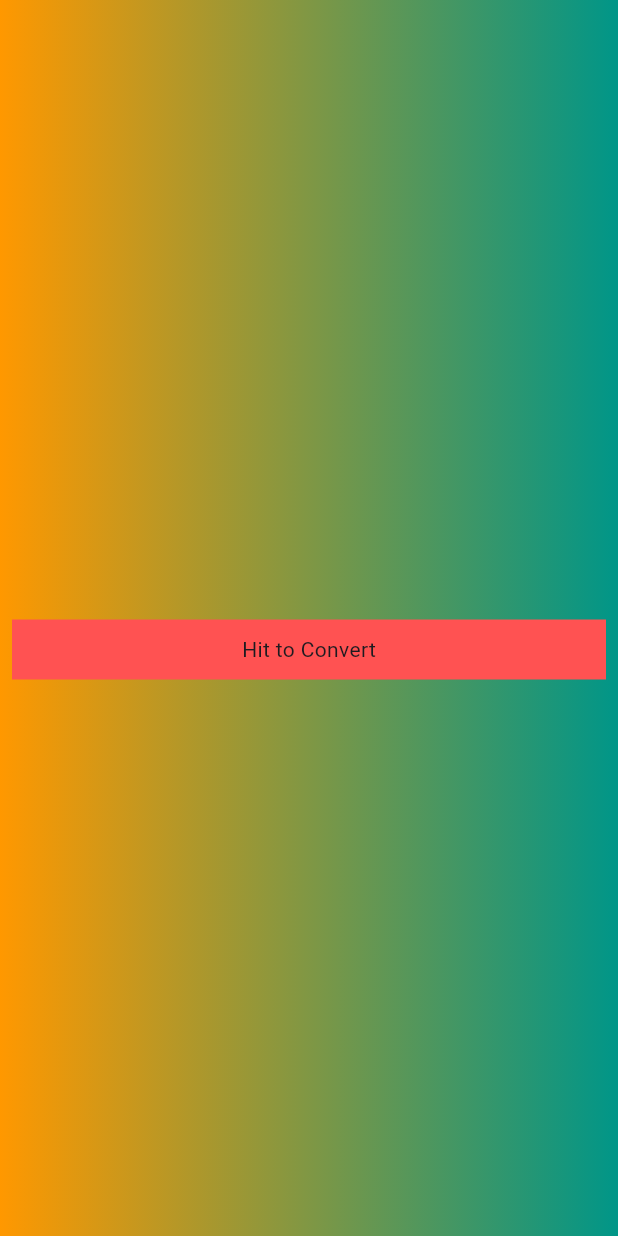
After one commit to galihtra/learn_maps, a Flutter app: the TransformLatlngToAddress screen opened directly, on a phone screen of 412 x 824 dp. The commit adds this screen. Run offline on Flutter 3.47's test engine with Material 3 defaults, Android fonts, the phone set to English and light mode, and no system bars; our stand-ins replace geocoding, geolocator, google_maps_flutter.

Commit message:
get user location & transform latlng

```diff
--- a/analysis_options.yaml
+++ b/analysis_options.yaml
@@ -21,6 +21,7 @@ linter:
   # `// ignore_for_file: name_of_lint` syntax on the line or in the file
   # producing the lint.
   rules:
+    require_trailing_commas: true
     # avoid_print: false  # Uncomment to disable the `avoid_print` rule
     # prefer_single_quotes: true  # Uncomment to enable the `prefer_single_quotes` rule
 
--- /dev/null
+++ b/lib/TransFormLatLngToAdress/transform_LatLng.dart
@@ -0,0 +1,69 @@
+import 'package:flutter/material.dart';
+import 'package:geocoding/geocoding.dart';
+
+class TransformLatlngToAddress extends StatefulWidget {
+  @override
+  State<TransformLatlngToAddress> createState() =>
+      _TransformLatlngToAddressState();
+}
+
+class _TransformLatlngToAddressState extends State<TransformLatlngToAddress> {
+  String placeM = "";
+  String addressOnScreen = "";
+
+  @override
+  Widget build(BuildContext context) {
+    return Container(
+      decoration: const BoxDecoration(
+        gradient: LinearGradient(
+          colors: [
+            Colors.orange,
+            Colors.teal,
+          ],
+          begin: Alignment.centerLeft,
+          end: Alignment.centerRight,
+          stops: [0.0, 1.0],
+          tileMode: TileMode.clamp,
+        ),
+      ),
+      child: Scaffold(
+        backgroundColor: Colors.transparent,
+        body: Column(
+          mainAxisAlignment: MainAxisAlignment.center,
+          crossAxisAlignment: CrossAxisAlignment.center,
+          children: [
+            Text(addressOnScreen),
+            Text(placeM),
+            GestureDetector(
+              onTap: () async {
+                List<Location> location =
+                    await locationFromAddress("Indonesia, Kecamatan Batu Ampar");
+
+                List<Placemark> placemark =
+                    await placemarkFromCoordinates(1.18376, 104.01703);
+                setState(
+                  () {
+                    placeM =
+                        '${placemark.reversed.last.country} ${placemark.reversed.last.locality}';
+
+                    addressOnScreen = '${location.last.longitude} ${location.last.latitude}';
+                  },
+                );
+              },
+              child: Padding(
+                padding: const EdgeInsets.all(8.0),
+                child: Container(
+                  height: 40,
+                  decoration: const BoxDecoration(color: Colors.redAccent),
+                  child: const Center(
+                    child: Text("Hit to Convert"),
+                  ),
+                ),
+              ),
+            ),
+          ],
+        ),
+      ),
+    );
+  }
+}
--- a/lib/main.dart
+++ b/lib/main.dart
@@ -1,5 +1,5 @@
 import 'package:flutter/material.dart';
-import 'package:test_app/my_home_screen.dart';
+import 'package:test_app/GetUserLocation/get_user_location.dart';
 
 void main() {
   runApp(const MyApp());
@@ -17,7 +17,7 @@ class MyApp extends StatelessWidget {
         colorScheme: ColorScheme.fromSeed(seedColor: Colors.deepPurple),
         useMaterial3: true,
       ),
-      home: const MyHomeScreen(),
+      home:  const GetUserLocation(),
     );
   }
 }
--- a/pubspec.yaml
+++ b/pubspec.yaml
@@ -31,12 +31,17 @@ dependencies:
   cupertino_icons: ^1.0.8
   flutter:
     sdk: flutter
+  geocoding: ^4.0.0
+  geolocator: ^14.0.0
   google_maps_flutter: ^2.10.1
 
 dev_dependencies:
   flutter_lints: ^4.0.0
   flutter_test:
     sdk: flutter
+
+dependency_overrides:
+  geolocator_android: 4.6.1
 
 # For information on the generic Dart part of this file, see the
 # following page: https://dart.dev/tools/pub/pubspec
```
Also changed, not shown: lib/GetUserLocation/get_user_location.dart (added, +104 -0 lines), lib/my_home_screen.dart (+34 -9 lines), pubspec.lock, 5 other files.
